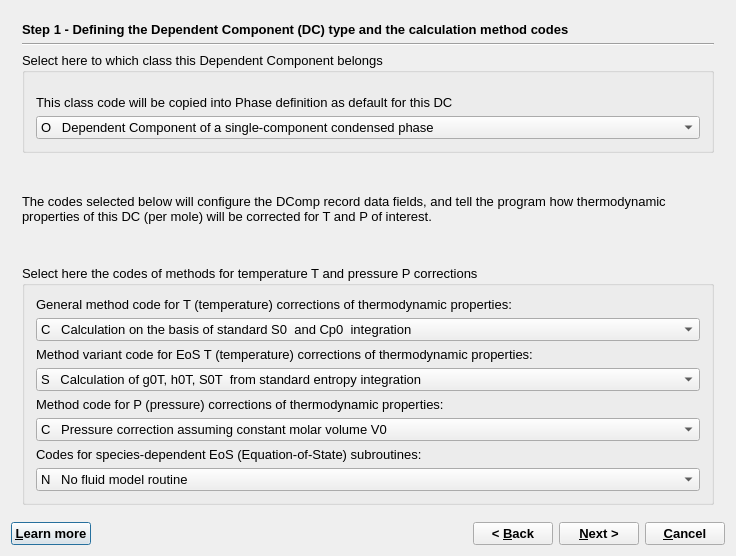
First picture: the form in GUI/Dialogs4/DCompWizard4.ui, repository gemshub/GEMSGUI, before the edit.
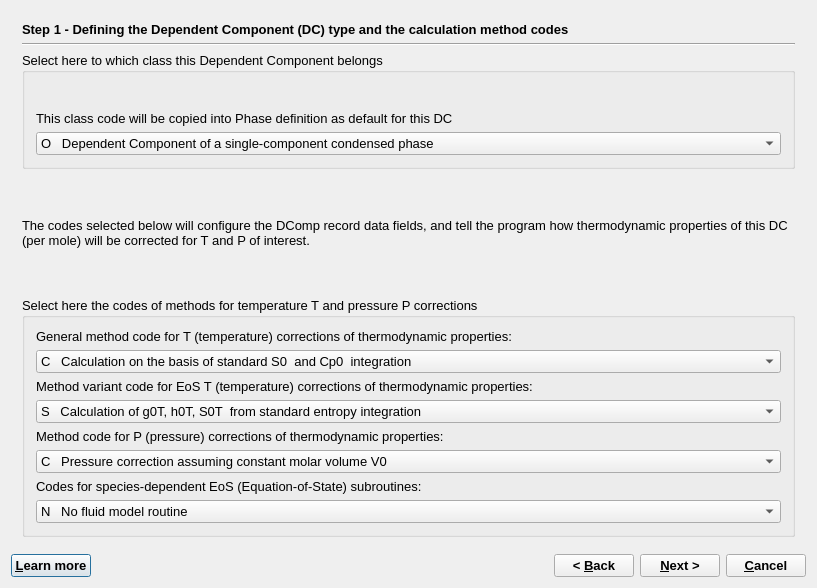
Second picture: the form after the edit.

Diff of the .ui file:
```diff
--- a/GUI/Dialogs4/DCompWizard4.ui
+++ b/GUI/Dialogs4/DCompWizard4.ui
@@ -9,8 +9,8 @@
    <rect>
     <x>0</x>
     <y>0</y>
-    <width>736</width>
-    <height>556</height>
+    <width>817</width>
+    <height>588</height>
    </rect>
   </property>
   <property name="font">
```
Left out of the diff: 5 changed lines with no effect on the pictures.
